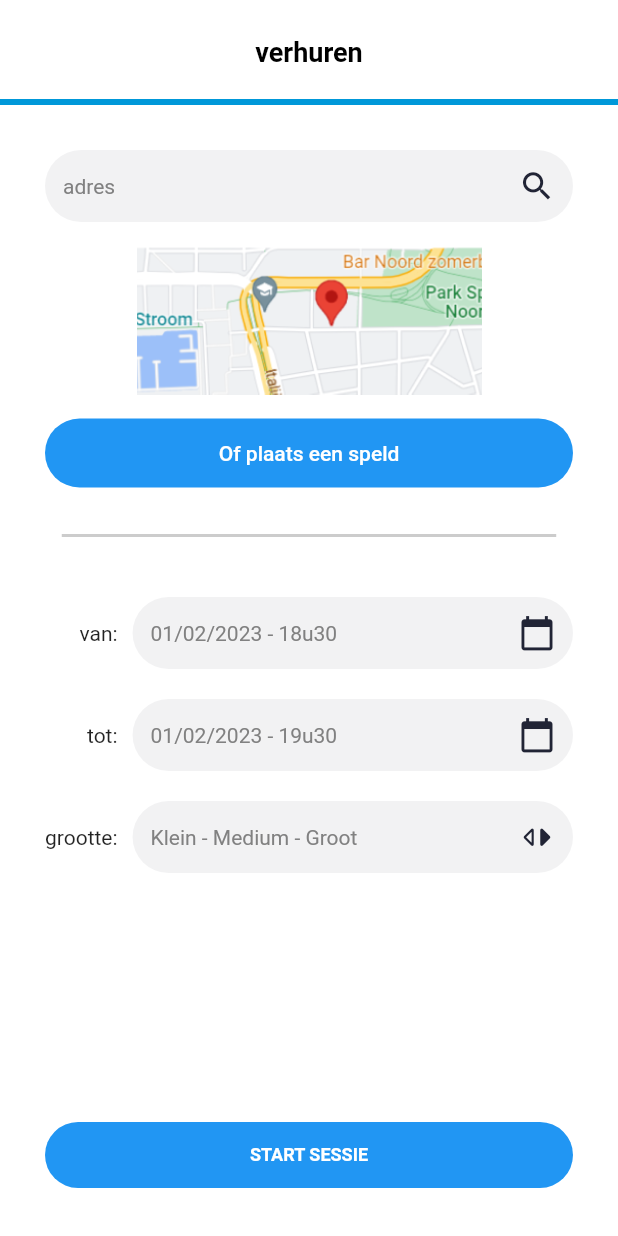
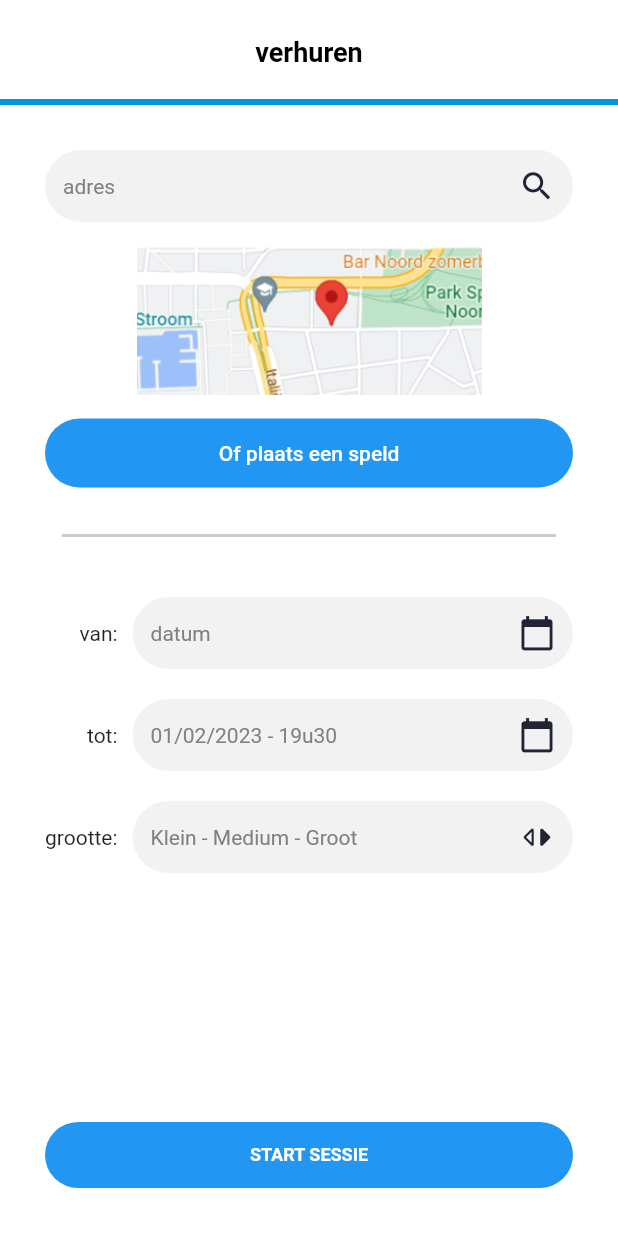
Before and after one commit to PhilippeMazur/Intro_Mobile_iPark, a Flutter app: the Verhuren screen opened directly, after a tap on "START SESSIE", on a phone screen of 412 x 824 dp. Run offline on Flutter 3.47's test engine with Material 2 defaults, Android fonts, the phone set to English and light mode, and no system bars; our stand-ins replace cloud_firestore, firebase_auth, firebase_core, flutter_cache_manager, flutter_map, latlong2 and 3 more; missing offline and left inert: open_street_map_search_and_pick; accounts and stored records are empty.

Commit message:
make datetime picker

```diff
--- /dev/null
+++ b/lib/date_time_picker.dart
@@ -0,0 +1,77 @@
+import 'package:flutter/material.dart';
+import 'package:intl/intl.dart';
+
+class DateTimePicker extends StatefulWidget {
+  final Function(DateTime) setState;
+  const DateTimePicker({super.key, required this.setState});
+
+  @override
+  State<DateTimePicker> createState() => _DateTimePickerState();
+}
+
+class _DateTimePickerState extends State<DateTimePicker> {
+  final TextEditingController textController = TextEditingController();
+  @override
+  Widget build(BuildContext context) {
+    return TextField(
+      controller: textController,
+      obscureText: false,
+      textAlign: TextAlign.left,
+      maxLines: 1,
+      readOnly: true,
+      onTap: () async {
+        await showDatePicker(
+          context: context,
+          firstDate: DateTime(1900),
+          initialDate: DateTime.now(),
+          lastDate: DateTime(2100),
+        ).then((DateTime? date) async {
+          if (date != null) {
+            final time = await showTimePicker(
+              context: context,
+              initialTime: TimeOfDay.fromDateTime(DateTime.now()),
+            );
+            if (time != null) {
+              DateTime sum = DateTime.fromMillisecondsSinceEpoch(
+                  date.millisecondsSinceEpoch +
+                      (time.hour * 3600000 + time.minute * 60000));
+              textController.text = DateFormat('dd-MM-yyy hh:mm').format(date);
+
+              widget.setState(sum);
+            } else {
+              widget.setState(date);
+            }
+          } else {
+            widget.setState(DateTime.now());
+          }
+        });
+      },
+      style: const TextStyle(
+        fontWeight: FontWeight.w400,
+        fontStyle: FontStyle.normal,
+        fontSize: 12,
+        color: Color(0xff000000),
+      ),
+      decoration: const InputDecoration(
+        border: OutlineInputBorder(
+          // width: 0.0 produces a thin "hairline" border
+          borderRadius: BorderRadius.all(Radius.circular(90.0)),
+          borderSide: BorderSide.none,
+        ),
+        hintStyle: TextStyle(
+          fontWeight: FontWeight.w400,
+          fontStyle: FontStyle.normal,
+          fontSize: 14,
+          color: Color.fromARGB(255, 129, 129, 129),
+        ),
+        hintText: "datum",
+        filled: true,
+        fillColor: Color(0xfff2f2f3),
+        isDense: false,
+        contentPadding: EdgeInsets.fromLTRB(12, 8, 12, 8),
+        suffixIcon:
+            Icon(Icons.calendar_today, color: Color(0xff212435), size: 25),
+      ),
+    );
+  }
+}
--- a/lib/model/parking_spot_model.dart
+++ b/lib/model/parking_spot_model.dart
@@ -6,8 +6,8 @@ import 'package:cloud_firestore/cloud_firestore.dart';
 
 class ParkingSpotModel {
   final GeoPoint coordinate;
-  final String from;
-  final String until;
+  final Timestamp from;
+  final Timestamp until;
   final String size;
   final String user_uid;
   ParkingSpotModel({
@@ -20,8 +20,8 @@ class ParkingSpotModel {
 
   ParkingSpotModel copyWith({
     GeoPoint? coordinate,
-    String? from,
-    String? until,
+    Timestamp? from,
+    Timestamp? until,
     String? size,
     String? user_uid,
   }) {
@@ -47,8 +47,8 @@ class ParkingSpotModel {
   factory ParkingSpotModel.fromMap(Map<String, dynamic> map) {
     return ParkingSpotModel(
       coordinate: map['coordinate'],
-      from: map['from'] as String,
-      until: map['until'] as String,
+      from: map['from'],
+      until: map['until'],
       size: map['size'] as String,
       user_uid: map['user_uid'] as String,
     );
--- a/lib/verhuren.dart
+++ b/lib/verhuren.dart
@@ -4,8 +4,11 @@ import 'package:cloud_firestore/cloud_firestore.dart';
 import 'package:firebase_auth/firebase_auth.dart';
 import 'package:flutter/material.dart';
 import 'package:ipark/chooseLocation.dart';
+import 'package:intl/intl.dart';
+import 'package:intl/date_symbol_data_local.dart';
 
 import 'custom_app_bar.dart';
+import 'date_time_picker.dart';
 import 'model/parking_spot_model.dart';
 
 class Verhuren extends StatefulWidget {
@@ -22,6 +25,7 @@ class _Verhuren extends State<Verhuren> {
   final TextEditingController totController = TextEditingController();
   final TextEditingController sizeController = TextEditingController();
   final TextEditingController _addressController = TextEditingController();
+  late final DateTime fromDate;
 
   FirebaseAuth auth = FirebaseAuth.instance;
 
@@ -41,13 +45,27 @@ class _Verhuren extends State<Verhuren> {
     });
   }
 
+  setFromDate(DateTime newFromDate) {
+    setState(() {
+      fromDate = newFromDate;
+    });
+  }
+
   Future<void> saveData() async {
     await FirebaseFirestore.instance.collection("parking_spots").add(
         ParkingSpotModel(
                 coordinate: geopoint,
-                from: vanController.text,
+                from: Timestamp(
+                    (DateTime.parse(vanController.text).millisecondsSinceEpoch /
+                            1000)
+                        .round(),
+                    0),
                 size: sizeController.text,
-                until: totController.text,
+                until: Timestamp(
+                    (DateTime.parse(totController.text).millisecondsSinceEpoch /
+                            1000)
+                        .round(),
+                    0),
                 user_uid: auth.currentUser!.uid)
             .toMap());
   }
@@ -161,39 +179,7 @@ class _Verhuren extends State<Verhuren> {
                     const Text("van:", textAlign: TextAlign.right),
                     Padding(
                       padding: EdgeInsets.fromLTRB(10, 10, 0, 10),
-                      child: TextField(
-                        controller: vanController,
-                        obscureText: false,
-                        textAlign: TextAlign.left,
-                        maxLines: 1,
-                        style: TextStyle(
-                          fontWeight: FontWeight.w400,
-                          fontStyle: FontStyle.normal,
-                          fontSize: 12,
-                          color: Color(0xff000000),
-                        ),
-                        decoration: const InputDecoration(
-                          border: OutlineInputBorder(
-                            // width: 0.0 produces a thin "hairline" border
-                            borderRadius:
-                                BorderRadius.all(Radius.circular(90.0)),
-                            borderSide: BorderSide.none,
-                          ),
-                          hintStyle: TextStyle(
-                            fontWeight: FontWeight.w400,
-                            fontStyle: FontStyle.normal,
-                            fontSize: 14,
-                            color: Color.fromARGB(255, 129, 129, 129),
-                          ),
-                          hintText: "01/02/2023 - 18u30",
-                          filled: true,
-                          fillColor: Color(0xfff2f2f3),
-                          isDense: false,
-                          contentPadding: EdgeInsets.fromLTRB(12, 8, 12, 8),
-                          suffixIcon: Icon(Icons.calendar_today,
-                              color: Color(0xff212435), size: 25),
-                        ),
-                      ),
+                      child: DateTimePicker(setState: setFromDate),
                     ),
                   ],
                 ),
```
